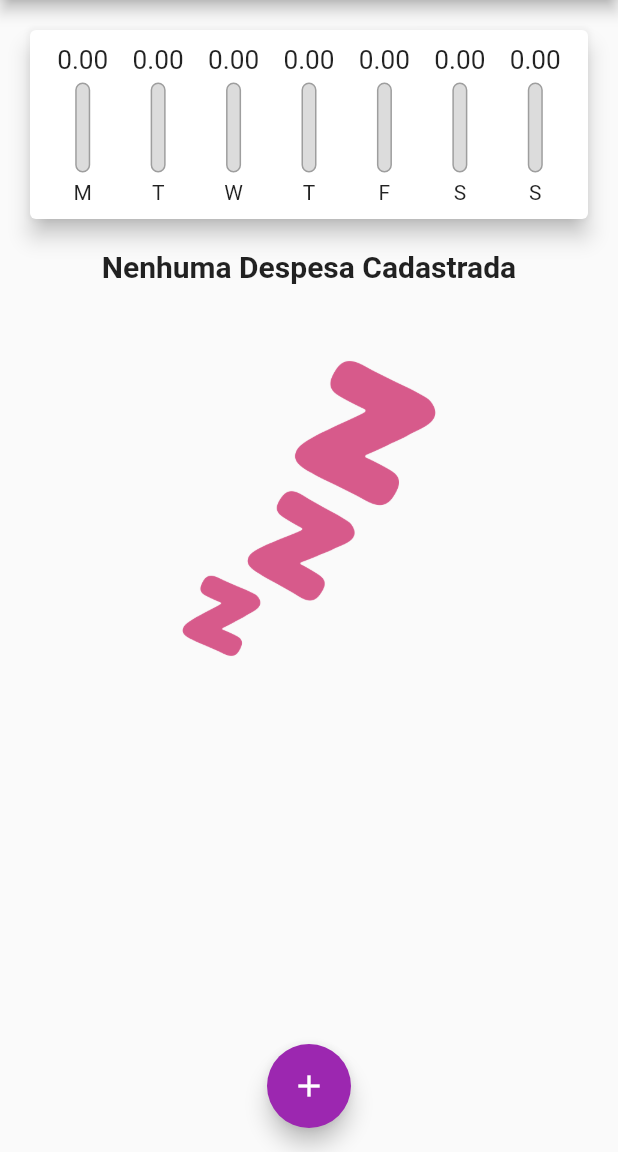
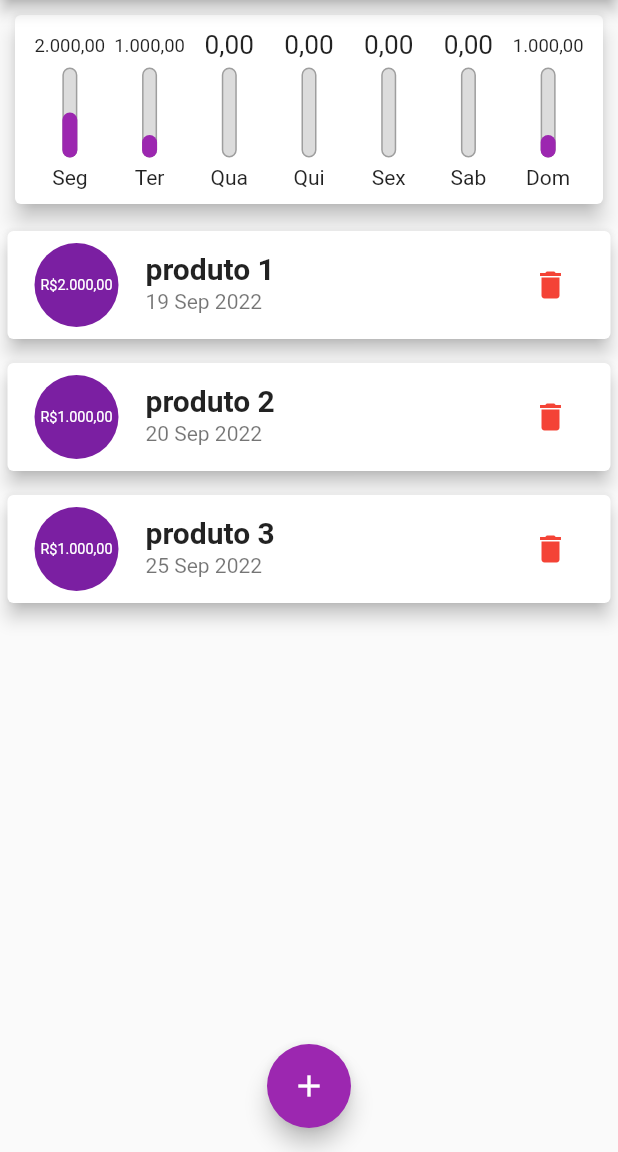
Before and after one commit to LuizFernandesOliveira/flutter-app-personal-expenses, a Flutter app: the screen it shows after launch, on a phone screen of 412 x 824 dp, the part 84-1236 px from its top. Run offline on Flutter 3.47's test engine with Material 2 defaults, Android fonts, the phone set to English and light mode, and no system bars.

Commit message:
feat: refactoring

```diff
--- a/lib/components/graphic.dart
+++ b/lib/components/graphic.dart
@@ -7,6 +7,16 @@ class Graphic extends StatelessWidget {
   final List<Expense> recentExpenses;
 
   Graphic({required this.recentExpenses});
+
+  Map<String, String> weekDaysMapped = {
+    'Mon': 'Seg',
+    'Tue': 'Ter',
+    'Wed': 'Qua',
+    'Thu': 'Qui',
+    'Fri': 'Sex',
+    'Sat': 'Sab',
+    'Sun': 'Dom',
+  };
 
   List<Map<String, Object>> get groupedExpenses {
     return List.generate(7, (index) {
@@ -27,7 +37,7 @@ class Graphic extends StatelessWidget {
       }
 
       return {
-        'day': DateFormat.E().format(weekDay)[0],
+        'day': weekDaysMapped[DateFormat('EEE').format(weekDay)].toString(),
         'value': valueTotal,
       };
     }).reversed.toList();
@@ -43,7 +53,7 @@ class Graphic extends StatelessWidget {
   Widget build(BuildContext context) {
     return Card(
       elevation: 6,
-      margin: EdgeInsets.all(20),
+      margin: EdgeInsets.all(10),
       child: Padding(
         padding: const EdgeInsets.all(10),
         child: Row(
--- a/lib/components/graphic_bar.dart
+++ b/lib/components/graphic_bar.dart
@@ -1,4 +1,5 @@
 import 'package:flutter/material.dart';
+import 'package:intl/intl.dart';
 
 class GraphicBar extends StatelessWidget {
   final String label;
@@ -17,8 +18,9 @@ class GraphicBar extends StatelessWidget {
       children: [
         Container(
           height: 20,
+          margin: EdgeInsets.symmetric(horizontal: 3),
           child: FittedBox(
-            child: Text(value.toStringAsFixed(2)),
+            child: Text(NumberFormat("#,##0.00", "pt_BR").format(value)),
           ),
         ),
         SizedBox(height: 5),
--- a/lib/components/expense_list.dart
+++ b/lib/components/list.dart
@@ -23,7 +23,7 @@ class ExpenseList extends StatelessWidget {
                 fontWeight: FontWeight.bold,
               ),
             ),
-            SizedBox(height: 50),
+            const SizedBox(height: 50),
             Container(
               width: 200,
               child: Image.asset(
@@ -39,7 +39,7 @@ class ExpenseList extends StatelessWidget {
             final expense = expenses[index];
             return Card(
               elevation: 5,
-              margin: EdgeInsets.symmetric(
+              margin: const EdgeInsets.symmetric(
                 vertical: 8,
                 horizontal: 5,
               ),
@@ -49,13 +49,13 @@ class ExpenseList extends StatelessWidget {
                   child: Padding(
                     padding: const EdgeInsets.all(6),
                     child: FittedBox(
-                        child: Text('R\$${expense.value}'),
+                        child: Text('R\$${NumberFormat("#,##0.00", "pt_BR").format(expense.value)}'),
                     ),
                   ),
                 ),
                 title: Text(
                   expense.title,
-                  style: TextStyle(
+                  style: const TextStyle(
                     fontFamily: 'Roboto',
                     fontSize: 20,
                     fontWeight: FontWeight.bold,
@@ -65,7 +65,7 @@ class ExpenseList extends StatelessWidget {
                   DateFormat('d MMM y').format(expense.date),
                 ),
                 trailing: IconButton(
-                  icon: Icon(Icons.delete),
+                  icon: const Icon(Icons.delete),
                   color: Colors.red,
                   onPressed: () => onDelete(expense.id),
                 ),
--- a/lib/main.dart
+++ b/lib/main.dart
@@ -1,9 +1,9 @@
 import 'dart:math';
 
-import 'package:app_personal_expenses/components/expense_form.dart';
+import 'package:app_personal_expenses/components/form.dart';
 import 'package:app_personal_expenses/components/graphic.dart';
 import 'package:flutter/material.dart';
-import 'components/expense_list.dart';
+import 'components/list.dart';
 import 'models/expense.dart';
 
 void main() => runApp(PersonalExpensesApp());
@@ -35,7 +35,11 @@ class HomePage extends StatefulWidget {
 }
 
 class _HomePageState extends State<HomePage> {
-  final List<Expense> _expenses = [];
+  final List<Expense> _expenses = [
+    Expense(id: 't1', title: 'produto 1', value: 2000, date: DateTime.now().subtract(Duration(days: 6))),
+    Expense(id: 't2', title: 'produto 2', value: 1000, date: DateTime.now().subtract(Duration(days: 5))),
+    Expense(id: 't3', title: 'produto 3', value: 1000, date: DateTime.now()),
+  ];
 
   List<Expense> get _recentExpenses {
     return _expenses.where((e) {
```
Also changed, not shown: lib/components/form.dart (renamed from lib/components/expense_form.dart).
